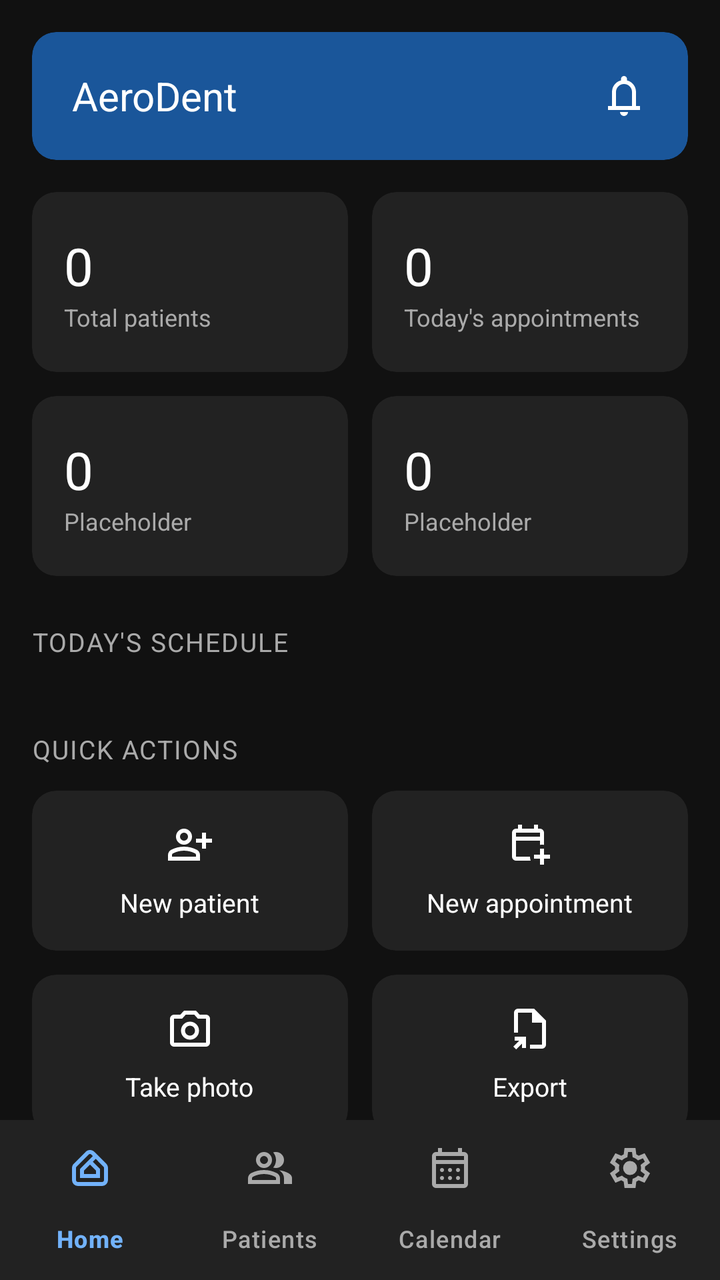
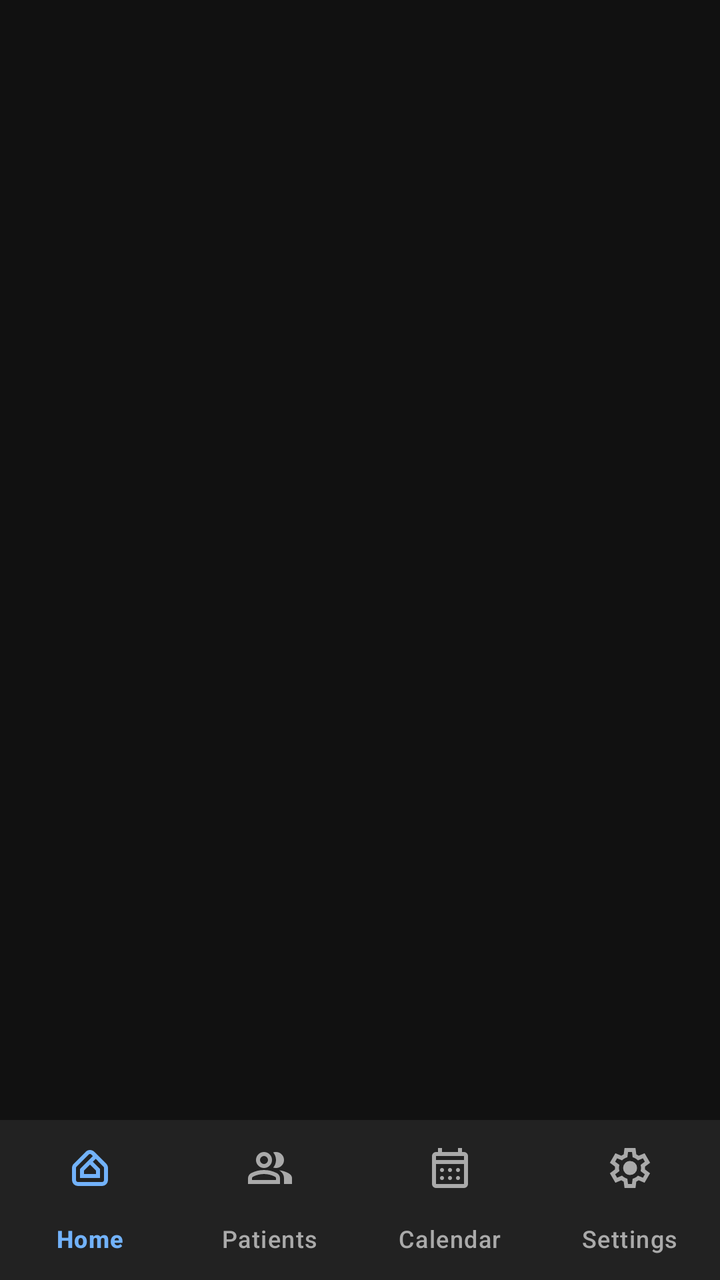

Screens rendered from an Android XML layout before and after an edit, with the pre-edit source and the edit as a unified diff.
<!-- AndroidManifest.xml: application theme Theme.AeroDent -->
<!-- res/layout/activity_main.xml -->
<?xml version="1.0" encoding="utf-8"?>
<androidx.constraintlayout.widget.ConstraintLayout
    xmlns:android="http://schemas.android.com/apk/res/android"
    xmlns:app="http://schemas.android.com/apk/res-auto"
    xmlns:tools="http://schemas.android.com/tools"
    android:id="@+id/main"
    android:layout_width="match_parent"
    android:layout_height="match_parent"
    android:background="@color/bg_main">

    
    <androidx.core.widget.NestedScrollView
        android:layout_width="match_parent"
        android:layout_height="0dp"
        app:layout_constraintTop_toTopOf="parent"
        app:layout_constraintBottom_toTopOf="@+id/bottomNavigationView">

        <LinearLayout
            android:layout_width="match_parent"
            android:layout_height="wrap_content"
            android:orientation="vertical"
            android:padding="16dp">

            
            <com.google.android.material.card.MaterialCardView
                android:layout_width="match_parent"
                android:layout_height="64dp"
                app:cardBackgroundColor="@color/bg_header_blue"
                app:cardCornerRadius="12dp"
                app:strokeWidth="0dp"
                android:layout_marginBottom="16dp">

                <RelativeLayout
                    android:layout_width="match_parent"
                    android:layout_height="match_parent"
                    android:paddingHorizontal="20dp">

                    <TextView
                        android:layout_width="wrap_content"
                        android:layout_height="wrap_content"
                        android:layout_centerVertical="true"
                        android:text="AeroDent"
                        android:textColor="@color/text_white"
                        android:textSize="20sp" />

                    <ImageView
                        android:layout_width="24dp"
                        android:layout_height="24dp"
                        android:layout_alignParentEnd="true"
                        android:layout_centerVertical="true"
                        android:src="@drawable/ic_notifications"
                        app:tint="@color/text_white" />
                </RelativeLayout>
            </com.google.android.material.card.MaterialCardView>

            
            <LinearLayout
                android:layout_width="match_parent"
                android:layout_height="wrap_content"
                android:orientation="horizontal"
                android:baselineAligned="false"
                android:layout_marginBottom="12dp">

                
                <com.google.android.material.card.MaterialCardView
                    android:layout_width="0dp"
                    android:layout_height="90dp"
                    android:layout_weight="1"
                    android:layout_marginEnd="6dp"
                    app:cardBackgroundColor="@color/bg_card"
                    app:cardCornerRadius="12dp"
                    app:strokeWidth="0dp">
                    <LinearLayout android:layout_width="match_parent" android:layout_height="match_parent" android:orientation="vertical" android:padding="16dp" android:gravity="center_vertical">
                        <TextView android:id="@+id/text_total_patients" android:layout_width="wrap_content" android:layout_height="wrap_content" android:text="0" android:textColor="@color/text_white" android:textSize="26sp" />
                        <TextView android:layout_width="wrap_content" android:layout_height="wrap_content" android:text="Total patients" android:textColor="@color/text_grey" android:textSize="12sp" />
                    </LinearLayout>
                </com.google.android.material.card.MaterialCardView>

                
                <com.google.android.material.card.MaterialCardView
                    android:layout_width="0dp"
                    android:layout_height="90dp"
                    android:layout_weight="1"
                    android:layout_marginStart="6dp"
                    app:cardBackgroundColor="@color/bg_card"
                    app:cardCornerRadius="12dp"
                    app:strokeWidth="0dp">
                    <LinearLayout android:layout_width="match_parent" android:layout_height="match_parent" android:orientation="vertical" android:padding="16dp" android:gravity="center_vertical">
                        <TextView android:id="@+id/text_todays_appointments" android:layout_width="wrap_content" android:layout_height="wrap_content" android:text="0" android:textColor="@color/text_white" android:textSize="26sp" />
                        <TextView android:layout_width="wrap_content" android:layout_height="wrap_content" android:text="Today's appointments" android:textColor="@color/text_grey" android:textSize="12sp" />
                    </LinearLayout>
                </com.google.android.material.card.MaterialCardView>
            </LinearLayout>

            
            <LinearLayout
                android:layout_width="match_parent"
                android:layout_height="wrap_content"
                android:orientation="horizontal"
                android:baselineAligned="false"
                android:layout_marginBottom="24dp">

                
                <com.google.android.material.card.MaterialCardView
                    android:layout_width="0dp"
                    android:layout_height="90dp"
                    android:layout_weight="1"
                    android:layout_marginEnd="6dp"
                    app:cardBackgroundColor="@color/bg_card"
                    app:cardCornerRadius="12dp"
                    app:strokeWidth="0dp">
                    <LinearLayout android:layout_width="match_parent" android:layout_height="match_parent" android:orientation="vertical" android:padding="16dp" android:gravity="center_vertical">
                        <TextView android:id="@+id/text_placeholder_stat" android:layout_width="wrap_content" android:layout_height="wrap_content" android:text="0 " android:textColor="@color/text_white" android:textSize="26sp" />
                        <TextView android:layout_width="wrap_content" android:layout_height="wrap_content" android:text="Placeholder" android:textColor="@color/text_grey" android:textSize="12sp" />
                    </LinearLayout>
                </com.google.android.material.card.MaterialCardView>

                
                <com.google.android.material.card.MaterialCardView
                    android:layout_width="0dp"
                    android:layout_height="90dp"
                    android:layout_weight="1"
                    android:layout_marginStart="6dp"
                    app:cardBackgroundColor="@color/bg_card"
                    app:cardCornerRadius="12dp"
                    app:strokeWidth="0dp">
                    <LinearLayout android:layout_width="match_parent" android:layout_height="match_parent" android:orientation="vertical" android:padding="16dp" android:gravity="center_vertical">
                        <TextView android:id="@+id/text_placeholder_stat2" android:layout_width="wrap_content" android:layout_height="wrap_content" android:text="0" android:textColor="@color/text_white" android:textSize="26sp" />
                        <TextView android:layout_width="wrap_content" android:layout_height="wrap_content" android:text="Placeholder" android:textColor="@color/text_grey" android:textSize="12sp" />
                    </LinearLayout>
                </com.google.android.material.card.MaterialCardView>
            </LinearLayout>

            
            <TextView
                android:layout_width="wrap_content"
                android:layout_height="wrap_content"
                android:text="TODAY'S SCHEDULE"
                android:textColor="@color/text_grey"
                android:textSize="13sp"
                android:letterSpacing="0.05"
                android:layout_marginBottom="12dp" />

            <androidx.recyclerview.widget.RecyclerView
                android:id="@+id/recycler_dashboard_schedule"
                android:layout_width="match_parent"
                android:layout_height="wrap_content"
                android:nestedScrollingEnabled="false"
                android:layout_marginBottom="12dp"
                app:layoutManager="androidx.recyclerview.widget.LinearLayoutManager"
                tools:listitem="@layout/item_dashboard_schedule"
                tools:itemCount="3"/>

            
            <TextView
                android:layout_width="wrap_content"
                android:layout_height="wrap_content"
                android:text="QUICK ACTIONS"
                android:textColor="@color/text_grey"
                android:textSize="13sp"
                android:letterSpacing="0.05"
                android:layout_marginTop="12dp"
                android:layout_marginBottom="12dp" />


            
            <LinearLayout
                android:layout_width="match_parent"
                android:layout_height="wrap_content"
                android:orientation="horizontal"
                android:baselineAligned="false"
                android:layout_marginBottom="12dp">

                <com.google.android.material.card.MaterialCardView
                    android:layout_width="0dp"
                    android:layout_height="80dp"
                    android:layout_weight="1"
                    android:layout_marginEnd="6dp"
                    app:cardBackgroundColor="@color/bg_card"
                    app:cardCornerRadius="12dp"
                    app:strokeWidth="0dp">
                    <LinearLayout android:layout_width="match_parent" android:layout_height="match_parent" android:orientation="vertical" android:gravity="center">
                        <ImageView android:layout_width="24dp" android:layout_height="24dp" android:src="@drawable/ic_person_add" app:tint="@color/text_white" android:layout_marginBottom="8dp"/>
                        <TextView android:layout_width="wrap_content" android:layout_height="wrap_content" android:text="New patient" android:textColor="@color/text_white" android:textSize="13sp"/>
                    </LinearLayout>
                </com.google.android.material.card.MaterialCardView>

                <com.google.android.material.card.MaterialCardView
                    android:layout_width="0dp"
                    android:layout_height="80dp"
                    android:layout_weight="1"
                    android:layout_marginStart="6dp"
                    app:cardBackgroundColor="@color/bg_card"
                    app:cardCornerRadius="12dp"
                    app:strokeWidth="0dp">
                    <LinearLayout android:layout_width="match_parent" android:layout_height="match_parent" android:orientation="vertical" android:gravity="center">
                        <ImageView android:layout_width="24dp" android:layout_height="24dp" android:src="@drawable/ic_calendar_add" app:tint="@color/text_white" android:layout_marginBottom="8dp"/>
                        <TextView android:layout_width="wrap_content" android:layout_height="wrap_content" android:text="New appointment" android:textColor="@color/text_white" android:textSize="13sp"/>
                    </LinearLayout>
                </com.google.android.material.card.MaterialCardView>
            </LinearLayout>

            
            <LinearLayout
                android:layout_width="match_parent"
                android:layout_height="wrap_content"
                android:orientation="horizontal"
                android:baselineAligned="false">

                <com.google.android.material.card.MaterialCardView
                    android:layout_width="0dp"
                    android:layout_height="80dp"
                    android:layout_weight="1"
                    android:layout_marginEnd="6dp"
                    app:cardBackgroundColor="@color/bg_card"
                    app:cardCornerRadius="12dp"
                    app:strokeWidth="0dp">
                    <LinearLayout android:layout_width="match_parent" android:layout_height="match_parent" android:orientation="vertical" android:gravity="center">
                        <ImageView android:layout_width="24dp" android:layout_height="24dp" android:src="@drawable/ic_camera" app:tint="@color/text_white" android:layout_marginBottom="8dp"/>
                        <TextView android:layout_width="wrap_content" android:layout_height="wrap_content" android:text="Take photo" android:textColor="@color/text_white" android:textSize="13sp"/>
                    </LinearLayout>
                </com.google.android.material.card.MaterialCardView>

                <com.google.android.material.card.MaterialCardView
                    android:layout_width="0dp"
                    android:layout_height="80dp"
                    android:layout_weight="1"
                    android:layout_marginStart="6dp"
                    app:cardBackgroundColor="@color/bg_card"
                    app:cardCornerRadius="12dp"
                    app:strokeWidth="0dp">
                    <LinearLayout android:layout_width="match_parent" android:layout_height="match_parent" android:orientation="vertical" android:gravity="center">
                        <ImageView android:layout_width="24dp" android:layout_height="24dp" android:src="@drawable/ic_export" app:tint="@color/text_white" android:layout_marginBottom="8dp"/>
                        <TextView android:layout_width="wrap_content" android:layout_height="wrap_content" android:text="Export" android:textColor="@color/text_white" android:textSize="13sp"/>
                    </LinearLayout>
                </com.google.android.material.card.MaterialCardView>
            </LinearLayout>
        </LinearLayout>
    </androidx.core.widget.NestedScrollView>

    
    <com.google.android.material.bottomnavigation.BottomNavigationView
        android:id="@+id/bottomNavigationView"
        android:layout_width="match_parent"
        android:layout_height="wrap_content"
        app:layout_constraintBottom_toBottomOf="parent"
        android:background="@color/bg_card"
        app:itemIconTint="@color/bottom_nav_colors"
        app:itemTextColor="@color/bottom_nav_colors"
        app:labelVisibilityMode="labeled"
        app:itemActiveIndicatorStyle="@android:color/transparent"
        app:menu="@menu/bottom_nav_menu" />

</androidx.constraintlayout.widget.ConstraintLayout>
<!-- res/layout/item_dashboard_schedule.xml (included above) -->
<?xml version="1.0" encoding="utf-8"?>
<com.google.android.material.card.MaterialCardView xmlns:android="http://schemas.android.com/apk/res/android"
    xmlns:app="http://schemas.android.com/apk/res-auto"
    android:layout_width="match_parent"
    android:layout_height="wrap_content"
    android:layout_marginBottom="12dp"
    app:cardBackgroundColor="@color/bg_card"
    app:cardCornerRadius="16dp"
    app:strokeWidth="0dp">

    <RelativeLayout
        android:layout_width="match_parent"
        android:layout_height="wrap_content"
        android:padding="16dp">

        
        <com.google.android.material.card.MaterialCardView
            android:id="@+id/card_avatar"
            android:layout_width="44dp"
            android:layout_height="44dp"
            app:cardCornerRadius="22dp"
            app:cardBackgroundColor="@color/avatar_blue_bg"
            app:strokeWidth="0dp">

            <TextView
                android:id="@+id/text_avatar_initials"
                android:layout_width="match_parent"
                android:layout_height="match_parent"
                android:text="AA"
                android:gravity="center"
                android:textColor="@color/avatar_blue_text"
                android:textStyle="bold" />
        </com.google.android.material.card.MaterialCardView>

        
        <LinearLayout
            android:layout_width="wrap_content"
            android:layout_height="wrap_content"
            android:orientation="vertical"
            android:layout_toEndOf="@id/card_avatar"
            android:layout_toStartOf="@+id/card_status"
            android:layout_marginStart="16dp"
            android:layout_marginEnd="8dp"
            android:layout_centerVertical="true">

            <TextView
                android:id="@+id/text_patient_name"
                android:layout_width="wrap_content"
                android:layout_height="wrap_content"
                android:text="Patient Name"
                android:textColor="@color/text_white"
                android:textSize="16sp"
                android:maxLines="1"
                android:ellipsize="end"/>

            <TextView
                android:id="@+id/text_time_treatment"
                android:layout_width="wrap_content"
                android:layout_height="wrap_content"
                android:text="00:00 — Treatment"
                android:textColor="@color/text_grey"
                android:textSize="13sp"
                android:layout_marginTop="2dp"
                android:maxLines="1"
                android:ellipsize="end"/>
        </LinearLayout>

        
        <com.google.android.material.card.MaterialCardView
            android:id="@+id/card_status"
            android:layout_width="wrap_content"
            android:layout_height="wrap_content"
            android:layout_alignParentEnd="true"
            android:layout_centerVertical="true"
            app:cardCornerRadius="12dp"
            app:cardBackgroundColor="@color/chip_green_bg"
            app:strokeWidth="0dp">

            <TextView
                android:id="@+id/text_status"
                android:layout_width="wrap_content"
                android:layout_height="wrap_content"
                android:paddingHorizontal="12dp"
                android:paddingVertical="6dp"
                android:text="Status"
                android:textColor="@color/chip_green_text"
                android:textSize="12sp" />
        </com.google.android.material.card.MaterialCardView>
    </RelativeLayout>
</com.google.android.material.card.MaterialCardView>
<!-- resources referenced by this layout -->
<resources>
  <color name="avatar_blue_bg">#253342</color>
  <color name="avatar_blue_text">#72B2FA</color>
  <color name="bg_card">#222222</color>
  <color name="bg_header_blue">#1A569A</color>
  <color name="bg_main">#111111</color>
  <color name="chip_green_bg">#183318</color>
  <color name="chip_green_text">#81C784</color>
  <color name="text_grey">#AAAAAA</color>
  <color name="text_white">#FFFFFF</color>
  <!-- drawable ic_calendar_add (drawable) -->
  <vector xmlns:android="http://schemas.android.com/apk/res/android"
      android:width="24dp"
      android:height="24dp"
      android:viewportWidth="960"
      android:viewportHeight="960">
    <path
        android:pathData="M680,880v-120L560,760v-80h120v-120h80v120h120v80L760,760v120h-80ZM200,800q-33,0 -56.5,-23.5T120,720v-480q0,-33 23.5,-56.5T200,160h40v-80h80v80h240v-80h80v80h40q33,0 56.5,23.5T760,240v244q-20,-3 -40,-3t-40,3v-84L200,400v320h280q0,20 3,40t11,40L200,800ZM200,320h480v-80L200,240v80ZM200,320v-80,80Z"
        android:fillColor="#e3e3e3"/>
  </vector>
  <!-- drawable ic_camera (drawable) -->
  <vector xmlns:android="http://schemas.android.com/apk/res/android"
      android:width="24dp"
      android:height="24dp"
      android:viewportWidth="960"
      android:viewportHeight="960">
    <path
        android:pathData="M480,700q75,0 127.5,-52.5T660,520q0,-75 -52.5,-127.5T480,340q-75,0 -127.5,52.5T300,520q0,75 52.5,127.5T480,700ZM480,620q-42,0 -71,-29t-29,-71q0,-42 29,-71t71,-29q42,0 71,29t29,71q0,42 -29,71t-71,29ZM160,840q-33,0 -56.5,-23.5T80,760v-480q0,-33 23.5,-56.5T160,200h126l74,-80h240l74,80h126q33,0 56.5,23.5T880,280v480q0,33 -23.5,56.5T800,840L160,840ZM160,760h640v-480L638,280l-73,-80L395,200l-73,80L160,280v480ZM480,520Z"
        android:fillColor="#e3e3e3"/>
  </vector>
  <!-- drawable ic_export (drawable) -->
  <vector xmlns:android="http://schemas.android.com/apk/res/android"
      android:width="24dp"
      android:height="24dp"
      android:viewportWidth="960"
      android:viewportHeight="960">
    <path
        android:pathData="M480,480ZM202,895l-56,-57 118,-118h-90v-80h226v226h-80v-89L202,895ZM480,880v-80h240v-440L520,360v-200L240,160v400h-80v-400q0,-33 23.5,-56.5T240,80h320l240,240v480q0,33 -23.5,56.5T720,880L480,880Z"
        android:fillColor="#e3e3e3"/>
  </vector>
  <!-- drawable ic_notifications (drawable) -->
  <vector xmlns:android="http://schemas.android.com/apk/res/android"
      android:width="24dp"
      android:height="24dp"
      android:viewportWidth="960"
      android:viewportHeight="960">
    <path
        android:pathData="M160,760v-80h80v-280q0,-83 50,-147.5T420,168v-28q0,-25 17.5,-42.5T480,80q25,0 42.5,17.5T540,140v28q80,20 130,84.5T720,400v280h80v80L160,760ZM480,460ZM480,880q-33,0 -56.5,-23.5T400,800h160q0,33 -23.5,56.5T480,880ZM320,680h320v-280q0,-66 -47,-113t-113,-47q-66,0 -113,47t-47,113v280Z"
        android:fillColor="#e3e3e3"/>
  </vector>
  <!-- drawable ic_person_add (drawable) -->
  <vector xmlns:android="http://schemas.android.com/apk/res/android"
      android:width="24dp"
      android:height="24dp"
      android:viewportWidth="960"
      android:viewportHeight="960">
    <path
        android:pathData="M720,560v-120L600,440v-80h120v-120h80v120h120v80L800,440v120h-80ZM247,433q-47,-47 -47,-113t47,-113q47,-47 113,-47t113,47q47,47 47,113t-47,113q-47,47 -113,47t-113,-47ZM40,800v-112q0,-34 17.5,-62.5T104,582q62,-31 126,-46.5T360,520q66,0 130,15.5T616,582q29,15 46.5,43.5T680,688v112L40,800ZM120,720h480v-32q0,-11 -5.5,-20T580,654q-54,-27 -109,-40.5T360,600q-56,0 -111,13.5T140,654q-9,5 -14.5,14t-5.5,20v32ZM416.5,376.5Q440,353 440,320t-23.5,-56.5Q393,240 360,240t-56.5,23.5Q280,287 280,320t23.5,56.5Q327,400 360,400t56.5,-23.5ZM360,320ZM360,720Z"
        android:fillColor="#e3e3e3"/>
  </vector>
  <style name="Theme.AeroDent" parent="Base.Theme.AeroDent" />
  <style name="Base.Theme.AeroDent" parent="Theme.Material3.DayNight.NoActionBar">
          
          
      </style>
</resources>

<!-- the commit's change to res/layout/activity_main.xml (unified diff, before → after) -->
@@ -2,241 +2,18 @@
 <androidx.constraintlayout.widget.ConstraintLayout
     xmlns:android="http://schemas.android.com/apk/res/android"
     xmlns:app="http://schemas.android.com/apk/res-auto"
-    xmlns:tools="http://schemas.android.com/tools"
     android:id="@+id/main"
     android:layout_width="match_parent"
     android:layout_height="match_parent"
     android:background="@color/bg_main">
 
     
-    <androidx.core.widget.NestedScrollView
+    <androidx.fragment.app.FragmentContainerView
+        android:id="@+id/nav_host_fragment"
         android:layout_width="match_parent"
         android:layout_height="0dp"
         app:layout_constraintTop_toTopOf="parent"
-        app:layout_constraintBottom_toTopOf="@+id/bottomNavigationView">
-
-        <LinearLayout
-            android:layout_width="match_parent"
-            android:layout_height="wrap_content"
-            android:orientation="vertical"
-            android:padding="16dp">
-
-            
-            <com.google.android.material.card.MaterialCardView
-                android:layout_width="match_parent"
-                android:layout_height="64dp"
-                app:cardBackgroundColor="@color/bg_header_blue"
-                app:cardCornerRadius="12dp"
-                app:strokeWidth="0dp"
-                android:layout_marginBottom="16dp">
-
-                <RelativeLayout
-                    android:layout_width="match_parent"
-                    android:layout_height="match_parent"
-                    android:paddingHorizontal="20dp">
-
-                    <TextView
-                        android:layout_width="wrap_content"
-                        android:layout_height="wrap_content"
-                        android:layout_centerVertical="true"
-                        android:text="AeroDent"
-                        android:textColor="@color/text_white"
-                        android:textSize="20sp" />
-
-                    <ImageView
-                        android:layout_width="24dp"
-                        android:layout_height="24dp"
-                        android:layout_alignParentEnd="true"
-                        android:layout_centerVertical="true"
-                        android:src="@drawable/ic_notifications"
-                        app:tint="@color/text_white" />
-                </RelativeLayout>
-            </com.google.android.material.card.MaterialCardView>
-
-            
-            <LinearLayout
-                android:layout_width="match_parent"
-                android:layout_height="wrap_content"
-                android:orientation="horizontal"
-                android:baselineAligned="false"
-                android:layout_marginBottom="12dp">
-
-                
-                <com.google.android.material.card.MaterialCardView
-                    android:layout_width="0dp"
-                    android:layout_height="90dp"
-                    android:layout_weight="1"
-                    android:layout_marginEnd="6dp"
-                    app:cardBackgroundColor="@color/bg_card"
-                    app:cardCornerRadius="12dp"
-                    app:strokeWidth="0dp">
-                    <LinearLayout android:layout_width="match_parent" android:layout_height="match_parent" android:orientation="vertical" android:padding="16dp" android:gravity="center_vertical">
-                        <TextView android:id="@+id/text_total_patients" android:layout_width="wrap_content" android:layout_height="wrap_content" android:text="0" android:textColor="@color/text_white" android:textSize="26sp" />
-                        <TextView android:layout_width="wrap_content" android:layout_height="wrap_content" android:text="Total patients" android:textColor="@color/text_grey" android:textSize="12sp" />
-                    </LinearLayout>
-                </com.google.android.material.card.MaterialCardView>
-
-                
-                <com.google.android.material.card.MaterialCardView
-                    android:layout_width="0dp"
-                    android:layout_height="90dp"
-                    android:layout_weight="1"
-                    android:layout_marginStart="6dp"
-                    app:cardBackgroundColor="@color/bg_card"
-                    app:cardCornerRadius="12dp"
-                    app:strokeWidth="0dp">
-                    <LinearLayout android:layout_width="match_parent" android:layout_height="match_parent" android:orientation="vertical" android:padding="16dp" android:gravity="center_vertical">
-                        <TextView android:id="@+id/text_todays_appointments" android:layout_width="wrap_content" android:layout_height="wrap_content" android:text="0" android:textColor="@color/text_white" android:textSize="26sp" />
-                        <TextView android:layout_width="wrap_content" android:layout_height="wrap_content" android:text="Today's appointments" android:textColor="@color/text_grey" android:textSize="12sp" />
-                    </LinearLayout>
-                </com.google.android.material.card.MaterialCardView>
-            </LinearLayout>
-
-            
-            <LinearLayout
-                android:layout_width="match_parent"
-                android:layout_height="wrap_content"
-                android:orientation="horizontal"
-                android:baselineAligned="false"
-                android:layout_marginBottom="24dp">
-
-                
-                <com.google.android.material.card.MaterialCardView
-                    android:layout_width="0dp"
-                    android:layout_height="90dp"
-                    android:layout_weight="1"
-                    android:layout_marginEnd="6dp"
-                    app:cardBackgroundColor="@color/bg_card"
-                    app:cardCornerRadius="12dp"
-                    app:strokeWidth="0dp">
-                    <LinearLayout android:layout_width="match_parent" android:layout_height="match_parent" android:orientation="vertical" android:padding="16dp" android:gravity="center_vertical">
-                        <TextView android:id="@+id/text_placeholder_stat" android:layout_width="wrap_content" android:layout_height="wrap_content" android:text="0 " android:textColor="@color/text_white" android:textSize="26sp" />
-                        <TextView android:layout_width="wrap_content" android:layout_height="wrap_content" android:text="Placeholder" android:textColor="@color/text_grey" android:textSize="12sp" />
-                    </LinearLayout>
-                </com.google.android.material.card.MaterialCardView>
-
-                
-                <com.google.android.material.card.MaterialCardView
-                    android:layout_width="0dp"
-                    android:layout_height="90dp"
-                    android:layout_weight="1"
-                    android:layout_marginStart="6dp"
-                    app:cardBackgroundColor="@color/bg_card"
-                    app:cardCornerRadius="12dp"
-                    app:strokeWidth="0dp">
-                    <LinearLayout android:layout_width="match_parent" android:layout_height="match_parent" android:orientation="vertical" android:padding="16dp" android:gravity="center_vertical">
-                        <TextView android:id="@+id/text_placeholder_stat2" android:layout_width="wrap_content" android:layout_height="wrap_content" android:text="0" android:textColor="@color/text_white" android:textSize="26sp" />
-                        <TextView android:layout_width="wrap_content" android:layout_height="wrap_content" android:text="Placeholder" android:textColor="@color/text_grey" android:textSize="12sp" />
-                    </LinearLayout>
-                </com.google.android.material.card.MaterialCardView>
-            </LinearLayout>
-
-            
-            <TextView
-                android:layout_width="wrap_content"
-                android:layout_height="wrap_content"
-                android:text="TODAY'S SCHEDULE"
-                android:textColor="@color/text_grey"
-                android:textSize="13sp"
-                android:letterSpacing="0.05"
-                android:layout_marginBottom="12dp" />
-
-            <androidx.recyclerview.widget.RecyclerView
-                android:id="@+id/recycler_dashboard_schedule"
-                android:layout_width="match_parent"
-                android:layout_height="wrap_content"
-                android:nestedScrollingEnabled="false"
-                android:layout_marginBottom="12dp"
-                app:layoutManager="androidx.recyclerview.widget.LinearLayoutManager"
-                tools:listitem="@layout/item_dashboard_schedule"
-                tools:itemCount="3"/>
-
-            
-            <TextView
-                android:layout_width="wrap_content"
-                android:layout_height="wrap_content"
-                android:text="QUICK ACTIONS"
-                android:textColor="@color/text_grey"
-                android:textSize="13sp"
-                android:letterSpacing="0.05"
-                android:layout_marginTop="12dp"
-                android:layout_marginBottom="12dp" />
-
-
-            
-            <LinearLayout
-                android:layout_width="match_parent"
-                android:layout_height="wrap_content"
-                android:orientation="horizontal"
-                android:baselineAligned="false"
-                android:layout_marginBottom="12dp">
-
-                <com.google.android.material.card.MaterialCardView
-                    android:layout_width="0dp"
-                    android:layout_height="80dp"
-                    android:layout_weight="1"
-                    android:layout_marginEnd="6dp"
-                    app:cardBackgroundColor="@color/bg_card"
-                    app:cardCornerRadius="12dp"
-                    app:strokeWidth="0dp">
-                    <LinearLayout android:layout_width="match_parent" android:layout_height="match_parent" android:orientation="vertical" android:gravity="center">
-                        <ImageView android:layout_width="24dp" android:layout_height="24dp" android:src="@drawable/ic_person_add" app:tint="@color/text_white" android:layout_marginBottom="8dp"/>
-                        <TextView android:layout_width="wrap_content" android:layout_height="wrap_content" android:text="New patient" android:textColor="@color/text_white" android:textSize="13sp"/>
-                    </LinearLayout>
-                </com.google.android.material.card.MaterialCardView>
-
-                <com.google.android.material.card.MaterialCardView
-                    android:layout_width="0dp"
-                    android:layout_height="80dp"
-                    android:layout_weight="1"
-                    android:layout_marginStart="6dp"
-                    app:cardBackgroundColor="@color/bg_card"
-                    app:cardCornerRadius="12dp"
-                    app:strokeWidth="0dp">
-                    <LinearLayout android:layout_width="match_parent" android:layout_height="match_parent" android:orientation="vertical" android:gravity="center">
-                        <ImageView android:layout_width="24dp" android:layout_height="24dp" android:src="@drawable/ic_calendar_add" app:tint="@color/text_white" android:layout_marginBottom="8dp"/>
-                        <TextView android:layout_width="wrap_content" android:layout_height="wrap_content" android:text="New appointment" android:textColor="@color/text_white" android:textSize="13sp"/>
-                    </LinearLayout>
-                </com.google.android.material.card.MaterialCardView>
-            </LinearLayout>
-
-            
-            <LinearLayout
-                android:layout_width="match_parent"
-                android:layout_height="wrap_content"
-                android:orientation="horizontal"
-                android:baselineAligned="false">
-
-                <com.google.android.material.card.MaterialCardView
-                    android:layout_width="0dp"
-                    android:layout_height="80dp"
-                    android:layout_weight="1"
-                    android:layout_marginEnd="6dp"
-                    app:cardBackgroundColor="@color/bg_card"
-                    app:cardCornerRadius="12dp"
-                    app:strokeWidth="0dp">
-                    <LinearLayout android:layout_width="match_parent" android:layout_height="match_parent" android:orientation="vertical" android:gravity="center">
-                        <ImageView android:layout_width="24dp" android:layout_height="24dp" android:src="@drawable/ic_camera" app:tint="@color/text_white" android:layout_marginBottom="8dp"/>
-                        <TextView android:layout_width="wrap_content" android:layout_height="wrap_content" android:text="Take photo" android:textColor="@color/text_white" android:textSize="13sp"/>
-                    </LinearLayout>
-                </com.google.android.material.card.MaterialCardView>
-
-                <com.google.android.material.card.MaterialCardView
-                    android:layout_width="0dp"
-                    android:layout_height="80dp"
-                    android:layout_weight="1"
-                    android:layout_marginStart="6dp"
-                    app:cardBackgroundColor="@color/bg_card"
-                    app:cardCornerRadius="12dp"
-                    app:strokeWidth="0dp">
-                    <LinearLayout android:layout_width="match_parent" android:layout_height="match_parent" android:orientation="vertical" android:gravity="center">
-                        <ImageView android:layout_width="24dp" android:layout_height="24dp" android:src="@drawable/ic_export" app:tint="@color/text_white" android:layout_marginBottom="8dp"/>
-                        <TextView android:layout_width="wrap_content" android:layout_height="wrap_content" android:text="Export" android:textColor="@color/text_white" android:textSize="13sp"/>
-                    </LinearLayout>
-                </com.google.android.material.card.MaterialCardView>
-            </LinearLayout>
-        </LinearLayout>
-    </androidx.core.widget.NestedScrollView>
+        app:layout_constraintBottom_toTopOf="@+id/bottomNavigationView" />
 
     
     <com.google.android.material.bottomnavigation.BottomNavigationView
@@ -252,94 +29,3 @@
         app:menu="@menu/bottom_nav_menu" />
 
 </androidx.constraintlayout.widget.ConstraintLayout>
-<!-- res/layout/item_dashboard_schedule.xml (included above) -->
-<?xml version="1.0" encoding="utf-8"?>
-<com.google.android.material.card.MaterialCardView xmlns:android="http://schemas.android.com/apk/res/android"
-    xmlns:app="http://schemas.android.com/apk/res-auto"
-    android:layout_width="match_parent"
-    android:layout_height="wrap_content"
-    android:layout_marginBottom="12dp"
-    app:cardBackgroundColor="@color/bg_card"
-    app:cardCornerRadius="16dp"
-    app:strokeWidth="0dp">
-
-    <RelativeLayout
-        android:layout_width="match_parent"
-        android:layout_height="wrap_content"
-        android:padding="16dp">
-
-        
-        <com.google.android.material.card.MaterialCardView
-            android:id="@+id/card_avatar"
-            android:layout_width="44dp"
-            android:layout_height="44dp"
-            app:cardCornerRadius="22dp"
-            app:cardBackgroundColor="@color/avatar_blue_bg"
-            app:strokeWidth="0dp">
-
-            <TextView
-                android:id="@+id/text_avatar_initials"
-                android:layout_width="match_parent"
-                android:layout_height="match_parent"
-                android:text="AA"
-                android:gravity="center"
-                android:textColor="@color/avatar_blue_text"
-                android:textStyle="bold" />
-        </com.google.android.material.card.MaterialCardView>
-
-        
-        <LinearLayout
-            android:layout_width="wrap_content"
-            android:layout_height="wrap_content"
-            android:orientation="vertical"
-            android:layout_toEndOf="@id/card_avatar"
-            android:layout_toStartOf="@+id/card_status"
-            android:layout_marginStart="16dp"
-            android:layout_marginEnd="8dp"
-            android:layout_centerVertical="true">
-
-            <TextView
-                android:id="@+id/text_patient_name"
-                android:layout_width="wrap_content"
-                android:layout_height="wrap_content"
-                android:text="Patient Name"
-                android:textColor="@color/text_white"
-                android:textSize="16sp"
-                android:maxLines="1"
-                android:ellipsize="end"/>
-
-            <TextView
-                android:id="@+id/text_time_treatment"
-                android:layout_width="wrap_content"
-                android:layout_height="wrap_content"
-                android:text="00:00 — Treatment"
-                android:textColor="@color/text_grey"
-                android:textSize="13sp"
-                android:layout_marginTop="2dp"
-                android:maxLines="1"
-                android:ellipsize="end"/>
-        </LinearLayout>
-
-        
-        <com.google.android.material.card.MaterialCardView
-            android:id="@+id/card_status"
-            android:layout_width="wrap_content"
-            android:layout_height="wrap_content"
-            android:layout_alignParentEnd="true"
-            android:layout_centerVertical="true"
-            app:cardCornerRadius="12dp"
-            app:cardBackgroundColor="@color/chip_green_bg"
-            app:strokeWidth="0dp">
-
-            <TextView
-                android:id="@+id/text_status"
-                android:layout_width="wrap_content"
-                android:layout_height="wrap_content"
-                android:paddingHorizontal="12dp"
-                android:paddingVertical="6dp"
-                android:text="Status"
-                android:textColor="@color/chip_green_text"
-                android:textSize="12sp" />
-        </com.google.android.material.card.MaterialCardView>
-    </RelativeLayout>
-</com.google.android.material.card.MaterialCardView>
<!-- resource entries referenced after the edit -->
@@ -1,64 +1,7 @@
 <!-- resources referenced by this layout -->
 <resources>
-  <color name="avatar_blue_bg">#253342</color>
-  <color name="avatar_blue_text">#72B2FA</color>
   <color name="bg_card">#222222</color>
-  <color name="bg_header_blue">#1A569A</color>
   <color name="bg_main">#111111</color>
-  <color name="chip_green_bg">#183318</color>
-  <color name="chip_green_text">#81C784</color>
-  <color name="text_grey">#AAAAAA</color>
-  <color name="text_white">#FFFFFF</color>
-  <!-- drawable ic_calendar_add (drawable) -->
-  <vector xmlns:android="http://schemas.android.com/apk/res/android"
-      android:width="24dp"
-      android:height="24dp"
-      android:viewportWidth="960"
-      android:viewportHeight="960">
-    <path
-        android:pathData="M680,880v-120L560,760v-80h120v-120h80v120h120v80L760,760v120h-80ZM200,800q-33,0 -56.5,-23.5T120,720v-480q0,-33 23.5,-56.5T200,160h40v-80h80v80h240v-80h80v80h40q33,0 56.5,23.5T760,240v244q-20,-3 -40,-3t-40,3v-84L200,400v320h280q0,20 3,40t11,40L200,800ZM200,320h480v-80L200,240v80ZM200,320v-80,80Z"
-        android:fillColor="#e3e3e3"/>
-  </vector>
-  <!-- drawable ic_camera (drawable) -->
-  <vector xmlns:android="http://schemas.android.com/apk/res/android"
-      android:width="24dp"
-      android:height="24dp"
-      android:viewportWidth="960"
-      android:viewportHeight="960">
-    <path
-        android:pathData="M480,700q75,0 127.5,-52.5T660,520q0,-75 -52.5,-127.5T480,340q-75,0 -127.5,52.5T300,520q0,75 52.5,127.5T480,700ZM480,620q-42,0 -71,-29t-29,-71q0,-42 29,-71t71,-29q42,0 71,29t29,71q0,42 -29,71t-71,29ZM160,840q-33,0 -56.5,-23.5T80,760v-480q0,-33 23.5,-56.5T160,200h126l74,-80h240l74,80h126q33,0 56.5,23.5T880,280v480q0,33 -23.5,56.5T800,840L160,840ZM160,760h640v-480L638,280l-73,-80L395,200l-73,80L160,280v480ZM480,520Z"
-        android:fillColor="#e3e3e3"/>
-  </vector>
-  <!-- drawable ic_export (drawable) -->
-  <vector xmlns:android="http://schemas.android.com/apk/res/android"
-      android:width="24dp"
-      android:height="24dp"
-      android:viewportWidth="960"
-      android:viewportHeight="960">
-    <path
-        android:pathData="M480,480ZM202,895l-56,-57 118,-118h-90v-80h226v226h-80v-89L202,895ZM480,880v-80h240v-440L520,360v-200L240,160v400h-80v-400q0,-33 23.5,-56.5T240,80h320l240,240v480q0,33 -23.5,56.5T720,880L480,880Z"
-        android:fillColor="#e3e3e3"/>
-  </vector>
-  <!-- drawable ic_notifications (drawable) -->
-  <vector xmlns:android="http://schemas.android.com/apk/res/android"
-      android:width="24dp"
-      android:height="24dp"
-      android:viewportWidth="960"
-      android:viewportHeight="960">
-    <path
-        android:pathData="M160,760v-80h80v-280q0,-83 50,-147.5T420,168v-28q0,-25 17.5,-42.5T480,80q25,0 42.5,17.5T540,140v28q80,20 130,84.5T720,400v280h80v80L160,760ZM480,460ZM480,880q-33,0 -56.5,-23.5T400,800h160q0,33 -23.5,56.5T480,880ZM320,680h320v-280q0,-66 -47,-113t-113,-47q-66,0 -113,47t-47,113v280Z"
-        android:fillColor="#e3e3e3"/>
-  </vector>
-  <!-- drawable ic_person_add (drawable) -->
-  <vector xmlns:android="http://schemas.android.com/apk/res/android"
-      android:width="24dp"
-      android:height="24dp"
-      android:viewportWidth="960"
-      android:viewportHeight="960">
-    <path
-        android:pathData="M720,560v-120L600,440v-80h120v-120h80v120h120v80L800,440v120h-80ZM247,433q-47,-47 -47,-113t47,-113q47,-47 113,-47t113,47q47,47 47,113t-47,113q-47,47 -113,47t-113,-47ZM40,800v-112q0,-34 17.5,-62.5T104,582q62,-31 126,-46.5T360,520q66,0 130,15.5T616,582q29,15 46.5,43.5T680,688v112L40,800ZM120,720h480v-32q0,-11 -5.5,-20T580,654q-54,-27 -109,-40.5T360,600q-56,0 -111,13.5T140,654q-9,5 -14.5,14t-5.5,20v32ZM416.5,376.5Q440,353 440,320t-23.5,-56.5Q393,240 360,240t-56.5,23.5Q280,287 280,320t23.5,56.5Q327,400 360,400t56.5,-23.5ZM360,320ZM360,720Z"
-        android:fillColor="#e3e3e3"/>
-  </vector>
   <style name="Theme.AeroDent" parent="Base.Theme.AeroDent" />
   <style name="Base.Theme.AeroDent" parent="Theme.Material3.DayNight.NoActionBar">
           
